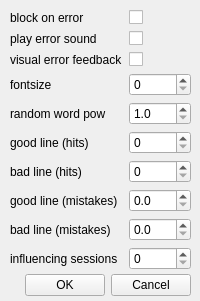
This is form/settingswidget.ui in Codingboy/neo as Qt 5 draws it before an edit. The edited form follows.
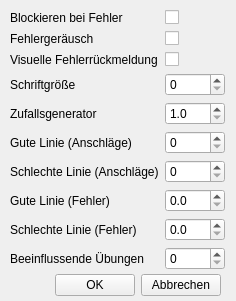
This is the edited form.

The edit to the form file:
```diff
--- a/form/settingswidget.ui
+++ b/form/settingswidget.ui
@@ -6,7 +6,7 @@
    <rect>
     <x>0</x>
     <y>0</y>
-    <width>200</width>
+    <width>236</width>
     <height>301</height>
    </rect>
   </property>
@@ -18,8 +18,8 @@
     <rect>
      <x>10</x>
      <y>10</y>
-     <width>181</width>
-     <height>261</height>
+     <width>215</width>
+     <height>262</height>
     </rect>
    </property>
    <layout class="QFormLayout" name="formLayout">
@@ -29,7 +29,7 @@
     <item row="0" column="0">
      <widget class="QLabel" name="label">
       <property name="text">
-       <string>block on error</string>
+       <string>Blockieren bei Fehler</string>
       </property>
      </widget>
     </item>
@@ -43,7 +43,7 @@
     <item row="1" column="0">
      <widget class="QLabel" name="label_2">
       <property name="text">
-       <string>play error sound</string>
+       <string>Fehlergeräusch</string>
       </property>
      </widget>
     </item>
@@ -57,7 +57,7 @@
     <item row="2" column="0">
      <widget class="QLabel" name="label_5">
       <property name="text">
-       <string>visual error feedback</string>
+       <string>Visuelle Fehlerrückmeldung</string>
       </property>
      </widget>
     </item>
@@ -71,7 +71,7 @@
     <item row="3" column="0">
      <widget class="QLabel" name="label_3">
       <property name="text">
-       <string>fontsize</string>
+       <string>Schriftgröße</string>
       </property>
      </widget>
     </item>
@@ -81,7 +81,7 @@
     <item row="4" column="0">
      <widget class="QLabel" name="label_6">
       <property name="text">
-       <string>random word pow</string>
+       <string>Zufallsgenerator</string>
       </property>
      </widget>
     </item>
@@ -104,7 +104,7 @@
     <item row="5" column="0">
      <widget class="QLabel" name="label_7">
       <property name="text">
-       <string>good line (hits)</string>
+       <string>Gute Linie (Anschläge)</string>
       </property>
      </widget>
     </item>
@@ -118,7 +118,7 @@
     <item row="6" column="0">
      <widget class="QLabel" name="label_8">
       <property name="text">
-       <string>bad line (hits)</string>
+       <string>Schlechte Linie (Anschläge)</string>
       </property>
      </widget>
     </item>
@@ -132,7 +132,7 @@
     <item row="7" column="0">
      <widget class="QLabel" name="label_9">
       <property name="text">
-       <string>good line (mistakes)</string>
+       <string>Gute Linie (Fehler)</string>
       </property>
      </widget>
     </item>
@@ -149,7 +149,7 @@
     <item row="8" column="0">
      <widget class="QLabel" name="label_10">
       <property name="text">
-       <string>bad line (mistakes)</string>
+       <string>Schlechte Linie (Fehler)</string>
       </property>
      </widget>
     </item>
@@ -166,7 +166,7 @@
     <item row="9" column="0">
      <widget class="QLabel" name="label_11">
       <property name="text">
-       <string>influencing sessions</string>
+       <string>Beeinflussende Übungen</string>
       </property>
      </widget>
     </item>
@@ -180,7 +180,7 @@
     <rect>
      <x>10</x>
      <y>270</y>
-     <width>181</width>
+     <width>211</width>
      <height>31</height>
     </rect>
    </property>
@@ -208,7 +208,7 @@
     <item>
      <widget class="QPushButton" name="cancel">
       <property name="text">
-       <string>Cancel</string>
+       <string>Abbrechen</string>
       </property>
      </widget>
     </item>
```
